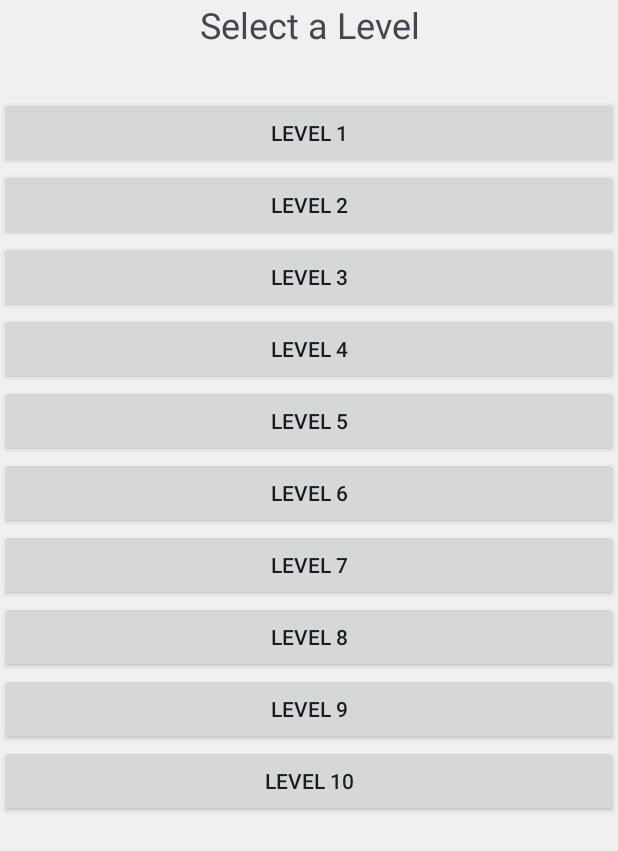
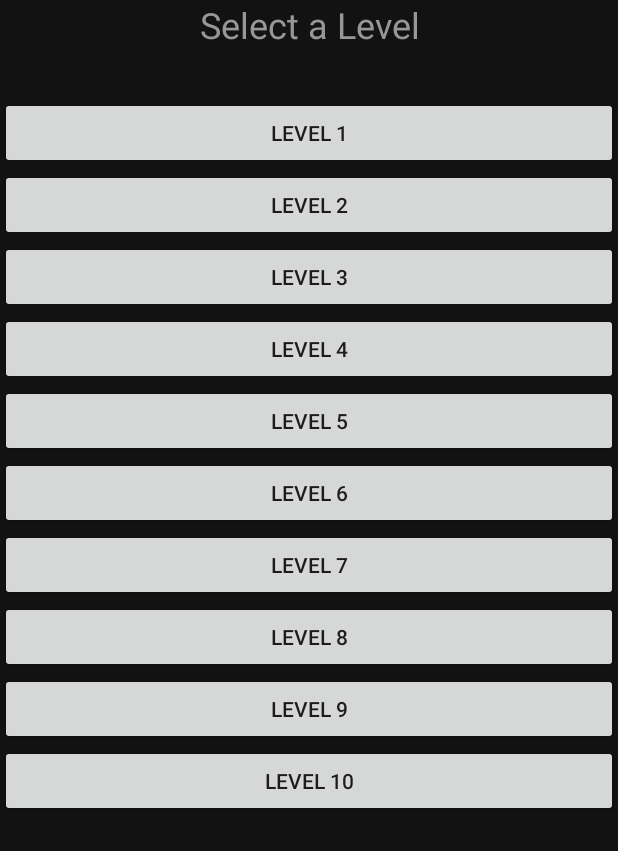
Before and after one commit to ClaudioGSDB/Outside-the-box, an Android app: the screen it shows after launch (LevelSelectActivity), after a tap on "Level Select", on a phone screen of 412 x 824 dp. Shown: the top 851 px of the screen. Run offline under Robolectric (Android 15) with nearby library versions, the light colour scheme and no system bars.

Commit message:
Changed the color theme
Made the background dark to make the overall layout of the app look better.

```diff
--- a/app/src/main/res/layout/activity_level0.xml
+++ b/app/src/main/res/layout/activity_level0.xml
@@ -5,6 +5,7 @@
     android:id="@+id/main"
     android:layout_width="match_parent"
     android:layout_height="match_parent"
+    android:background="#121212"
     tools:context=".levels.Level0">
 
     <LinearLayout
--- a/app/src/main/res/layout/activity_level1.xml
+++ b/app/src/main/res/layout/activity_level1.xml
@@ -5,6 +5,7 @@
     android:id="@+id/main"
     android:layout_width="match_parent"
     android:layout_height="match_parent"
+    android:background="#121212"
     tools:context=".levels.Level1">
 
     <LinearLayout
--- a/app/src/main/res/layout/activity_level2.xml
+++ b/app/src/main/res/layout/activity_level2.xml
@@ -5,7 +5,8 @@
     android:id="@+id/main"
     android:layout_width="match_parent"
     android:layout_height="match_parent"
-    tools:context=".levels.Level2">
+    tools:context=".levels.Level2"
+    android:background="#121212">
 
     <LinearLayout
         android:layout_width="match_parent"
--- a/app/src/main/res/layout/activity_level3.xml
+++ b/app/src/main/res/layout/activity_level3.xml
@@ -4,6 +4,7 @@
     android:layout_width="match_parent"
     android:layout_height="match_parent"
     android:orientation="vertical"
+    android:background="#121212"
     android:padding="16dp">
 
     <Space
@@ -16,7 +17,8 @@
         android:text="Outside the"
         android:textSize="24sp"
         android:layout_gravity="center"
-        android:layout_marginTop="16dp"/>
+        android:layout_marginTop="16dp"
+        android:textColor="#979797"/>
 
     <com.example.outsidethebox.levels.util.DrawingView
         android:id="@+id/drawingView"
--- a/app/src/main/res/layout/activity_level6.xml
+++ b/app/src/main/res/layout/activity_level6.xml
@@ -5,6 +5,7 @@
     android:id="@+id/main"
     android:layout_width="match_parent"
     android:layout_height="match_parent"
+    android:background="#121212"
     tools:context=".levels.Level6">
 
     <LinearLayout
--- a/app/src/main/res/layout/activity_level7.xml
+++ b/app/src/main/res/layout/activity_level7.xml
@@ -5,6 +5,7 @@
     android:id="@+id/main"
     android:layout_width="match_parent"
     android:layout_height="match_parent"
+    android:background="#121212"
     tools:context=".levels.Level7">
 
     <LinearLayout
--- a/app/src/main/res/layout/activity_level8.xml
+++ b/app/src/main/res/layout/activity_level8.xml
@@ -5,6 +5,7 @@
     android:id="@+id/main"
     android:layout_width="match_parent"
     android:layout_height="match_parent"
+    android:background="#121212"
     tools:context=".levels.Level8">
 
     <LinearLayout
--- a/app/src/main/res/layout/activity_level9.xml
+++ b/app/src/main/res/layout/activity_level9.xml
@@ -5,6 +5,7 @@
     android:id="@+id/main"
     android:layout_width="match_parent"
     android:layout_height="match_parent"
+    android:background="#121212"
     tools:context=".levels.Level9">
 
     <LinearLayout
--- a/app/src/main/res/layout/activity_level_select.xml
+++ b/app/src/main/res/layout/activity_level_select.xml
@@ -5,7 +5,7 @@
     android:layout_height="match_parent"
     android:orientation="vertical"
     android:padding="16dp"
-    android:background="#F0F0F0"
+    android:background="#121212"
     >
 
     <TextView
@@ -14,7 +14,8 @@
         android:text="Select a Level"
         android:textSize="24sp"
         android:textAlignment="center"
-        android:layout_marginBottom="32dp"/>
+        android:layout_marginBottom="32dp"
+        android:textColor="#979797"/>
 
     <ScrollView
         android:layout_width="match_parent"
--- a/app/src/main/res/layout/activity_main.xml
+++ b/app/src/main/res/layout/activity_main.xml
@@ -2,7 +2,7 @@
 <ScrollView xmlns:android="http://schemas.android.com/apk/res/android"
     android:layout_width="match_parent"
     android:layout_height="match_parent"
-    android:background="#F0F0F0"
+    android:background="#121212"
     >
 
     <LinearLayout
@@ -19,7 +19,8 @@
             android:text="Outside The Box"
             android:textSize="24sp"
             android:textStyle="bold"
-            android:layout_marginBottom="32dp"/>
+            android:layout_marginBottom="32dp"
+            android:textColor="#979797"/>
 
         <Button
             android:layout_width="200dp"
```
